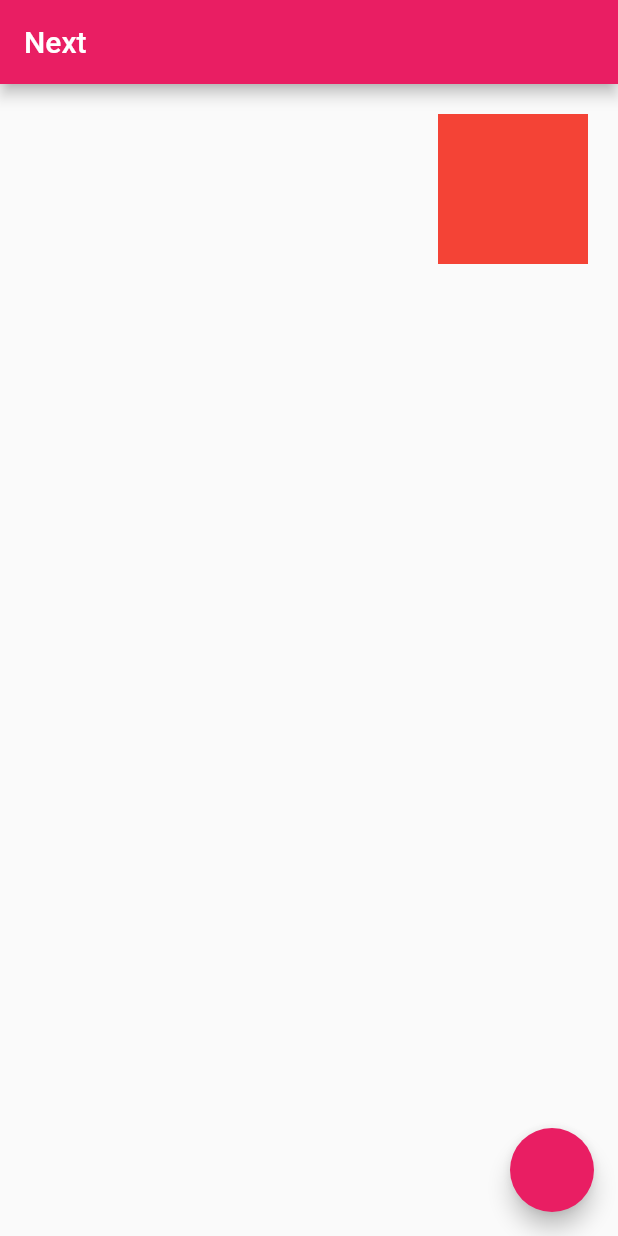
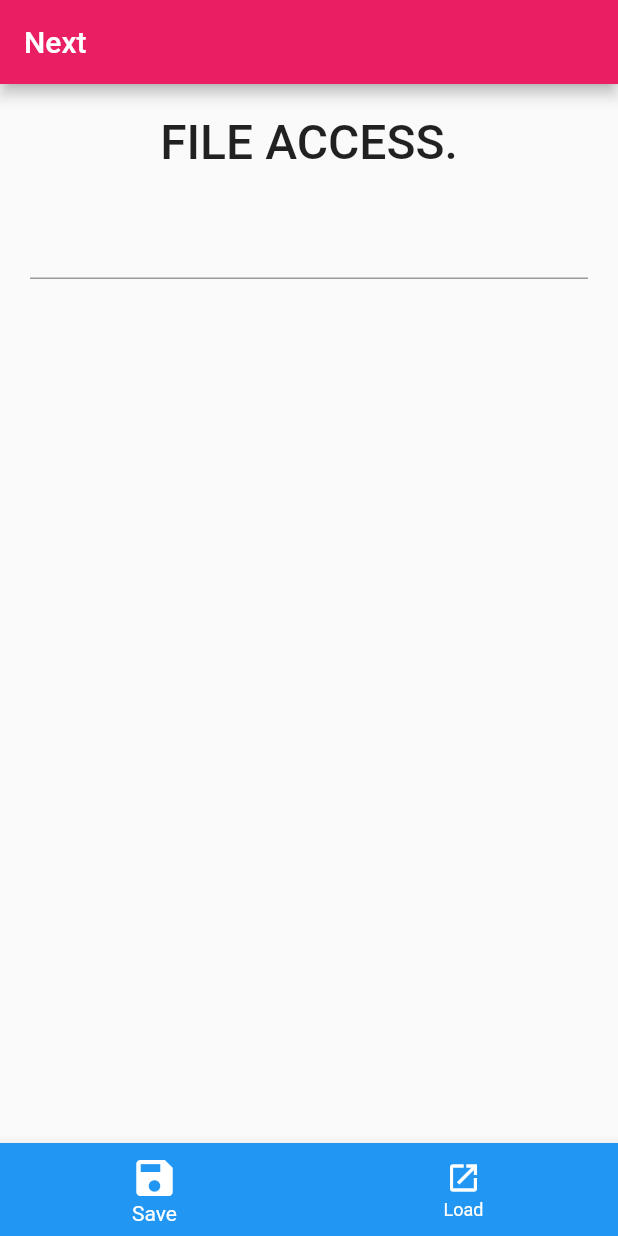
Before and after one commit to sin0713/FlutterSample, a Flutter app: the screen it shows after launch, on a phone screen of 412 x 824 dp. Run offline on Flutter 3.47's test engine with Material 2 defaults, Android fonts, the phone set to English and light mode, and no system bars.

Commit message:
[Add]FileAccess

```diff
--- a/flutter_app/lib/main.dart
+++ b/flutter_app/lib/main.dart
@@ -1,9 +1,8 @@
-import 'dart:math';
-
 import 'package:flutter/material.dart';
 import 'package:flutter/services.dart';
 import 'dart:ui' as ui;
-import 'dart:typed_data';
+import 'package:path_provider/path_provider.dart';
+import 'dart:io';
 
 void main() {
   runApp(const MyApp());
@@ -36,7 +35,8 @@ class FirstScreen extends StatefulWidget {
 }
 
 class _FirstScreenState extends State<FirstScreen> with SingleTickerProviderStateMixin{
-  bool flg = false;
+  final _controller = TextEditingController();
+  final _fName = 'flutter_sampleData.txt';
 
   @override
   void initState() {
@@ -51,64 +51,82 @@ class _FirstScreenState extends State<FirstScreen> with SingleTickerProviderStat
          title: const Text('Next'),
        ),
        body: Padding(
-         padding: EdgeInsets.all(20),
+          padding: EdgeInsets.all(20.0),
           child: Column(
-           children: [
-             AnimatedAlign(
-               alignment: flg ? Alignment.topLeft : Alignment.topRight,
-               duration: const Duration(seconds: 1),
-               curve: Curves.linear,
-               child: Container(
-                 color: Colors.red,
-                 width: 100,
-                 height: 100,
-               ),
+          children:  [
+            const Text('FILE ACCESS.',
+              style: TextStyle(
+                fontSize: 32,
+                fontWeight: ui.FontWeight.w500),),
+            const Padding(padding: EdgeInsets.all(10.0)),
+            TextField(
+              controller: _controller,
+              style: TextStyle(fontSize: 24),
+              minLines: 1,
+              maxLines: 5,
             )
           ],
         ),
       ),
-      floatingActionButton: FloatingActionButton(
-        onPressed: () {
+      bottomNavigationBar: BottomNavigationBar(
+        backgroundColor: Colors.blue,
+        selectedItemColor: Colors.white,
+        unselectedItemColor: Colors.white,
+        currentIndex: 0,
+        items: const <BottomNavigationBarItem>[
+          BottomNavigationBarItem( label: 'Save', icon: Icon(Icons.save, color: Colors.white, size: 32, ) ),
+          BottomNavigationBarItem(label: 'Load', icon: Icon(Icons.open_in_new, color: Colors.white))
+        ],
+        onTap: (int value) async {
+          switch(value) {
+            case 0:
+              saveIt(_controller.text);
               setState(() {
-            flg = !flg;
+                _controller.text = '';
               });
-        }),
+              showDialog(
+                  context: context,
+                  builder: (BuildContext context) => const AlertDialog(
+                    title: Text("Saved!"),
+                    content: Text("save message to file.")
+                  ));
+              break;
+            case 1:
+              String value = await loadIt();
+              setState(() {
+                _controller.text = value;
+              });
+              showDialog(
+                  context: context,
+                  builder: (BuildContext context) => const AlertDialog(
+                    title: Text("Loaded!"),
+                    content: Text("load message from file."),
+                  ));
+              break;
+            default:
+              print('no data');
+          }
+        },
+      ),
     );
   }
+
+  Future<File> getDataFile(String filename) async {
+    final directory = await getApplicationDocumentsDirectory();
+    return File(directory.path + '/' + filename);
   }
 
-class MyPaint extends CustomPainter {
-  final double _value;
-
-  MyPaint(this._value);
-
-  @override
-  void paint(Canvas canvas, Size size) {
-    Paint p = Paint();
-
-    canvas.save();
-
-    p.style = PaintingStyle.fill;
-    p.color = Color.fromARGB(100, 255, 0, 255);
-    Rect r = Rect.fromLTWH(0, 0, 250, 250);
-    canvas.translate(150, 250);
-    canvas.rotate(_value);
-    canvas.translate(-125, -125);
-    canvas.drawRect(r, p);
-
-    //canvas.restore();
-    //p.style = PaintingStyle.stroke;
-    //p.strokeWidth = 25;
-    //p.color = Color.fromARGB(100, 0, 255, 255);
-    //r = Rect.fromLTWH(0, 0, 250, 250);
-    //canvas.translate(150, 250);
-    //canvas.rotate(_value * -1);
-    //canvas.translate(-125, -125);
-    //canvas.drawRect(r, p);
+  void saveIt(String value) async {
+    final file = await getDataFile(_fName);
+    file.writeAsString(value);
   }
 
-  @override
-  bool shouldRepaint(covariant CustomPainter oldDelegate) {
-    return true;
+  Future<String> loadIt() async {
+    try {
+      final file = await getDataFile(_fName);
+      return file.readAsString();
+    } catch (e) {
+      return '*** no data ***';
     }
   }
+}
--- a/flutter_app/pubspec.yaml
+++ b/flutter_app/pubspec.yaml
@@ -31,6 +31,7 @@ environment:
 dependencies:
   flutter:
     sdk: flutter
+  path_provider: any
 
 
   # The following adds the Cupertino Icons font to your application.
```
Also changed, not shown: flutter_app/pubspec.lock, 1 other file. Lines whose indentation alone changed are shown as unchanged.
